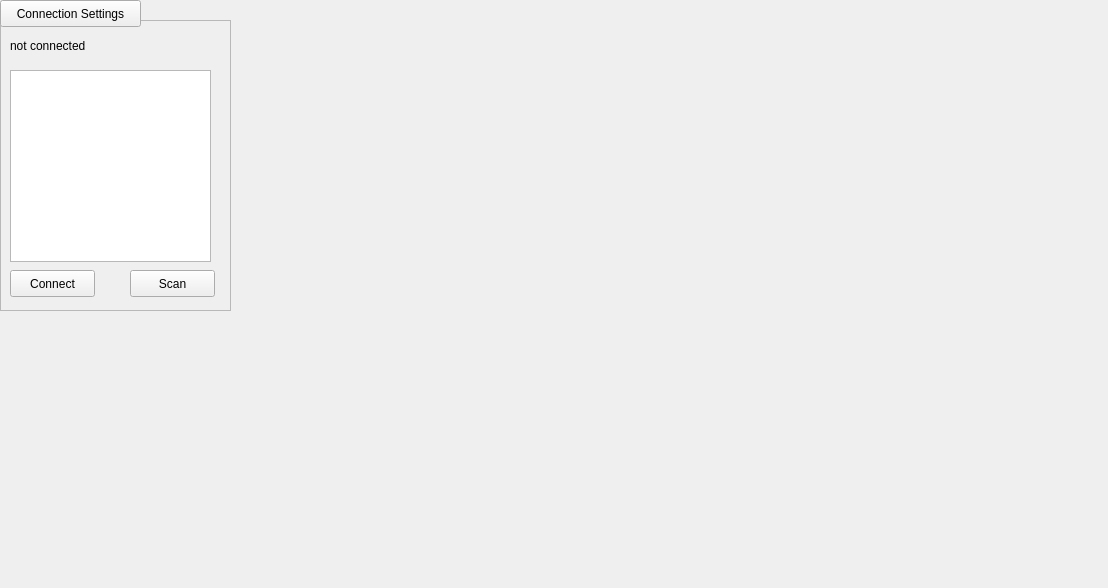
First picture: the form in Code/iplanpy.ui, repository Peacecake/ITT-Abschlussprojekt, before the edit.
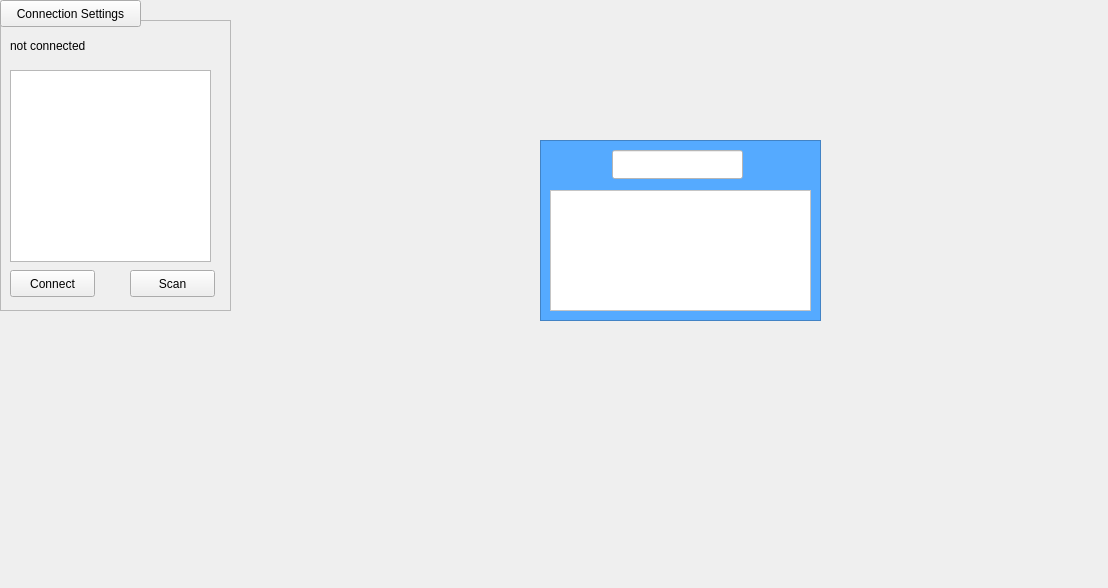
Second picture: the form after the edit.

Commit message: added dragable example card

Patch:
```diff
--- a/Code/iplanpy.ui
+++ b/Code/iplanpy.ui
@@ -94,6 +94,51 @@
     <string>Connection Settings</string>
    </property>
   </widget>
+  <widget class="QFrame" name="fr_card">
+   <property name="geometry">
+    <rect>
+     <x>540</x>
+     <y>140</y>
+     <width>281</width>
+     <height>181</height>
+    </rect>
+   </property>
+   <property name="styleSheet">
+    <string notr="true">background-color: rgb(85, 170, 255)</string>
+   </property>
+   <property name="frameShape">
+    <enum>QFrame::StyledPanel</enum>
+   </property>
+   <property name="frameShadow">
+    <enum>QFrame::Raised</enum>
+   </property>
+   <widget class="QLineEdit" name="le_title">
+    <property name="geometry">
+     <rect>
+      <x>72</x>
+      <y>10</y>
+      <width>131</width>
+      <height>29</height>
+     </rect>
+    </property>
+    <property name="styleSheet">
+     <string notr="true">background-color: rgb(255, 255, 255)</string>
+    </property>
+   </widget>
+   <widget class="QPlainTextEdit" name="pte_description">
+    <property name="geometry">
+     <rect>
+      <x>10</x>
+      <y>50</y>
+      <width>261</width>
+      <height>121</height>
+     </rect>
+    </property>
+    <property name="styleSheet">
+     <string notr="true">background-color: rgb(255, 255, 255)</string>
+    </property>
+   </widget>
+  </widget>
  </widget>
  <resources/>
  <connections/>
```
The commit also changes 1 other file.
